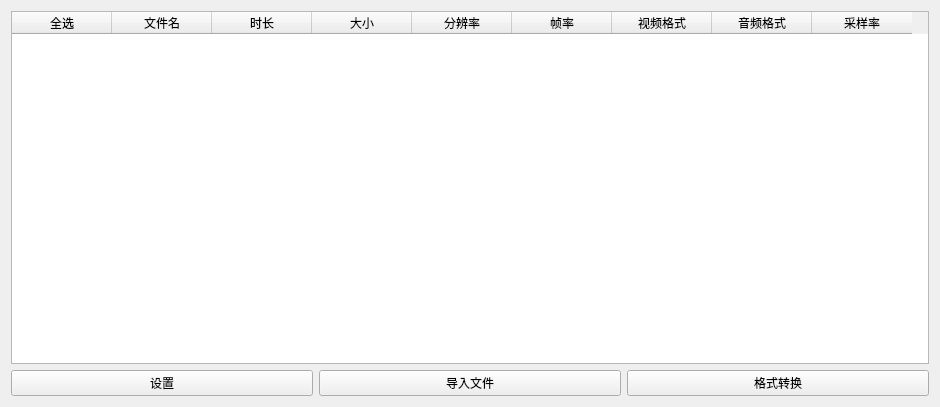
yifeianyi/BsimpleHires, file ui/workPage.ui: the form before one commit.
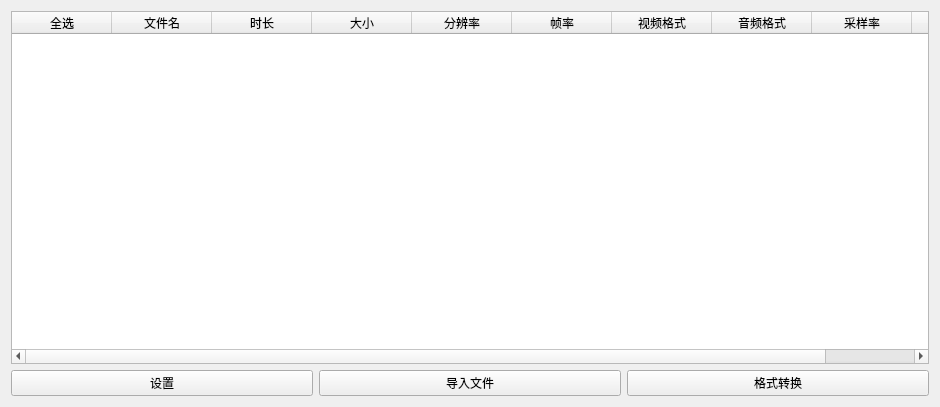
The form after the commit.

Commit message: 把码率修改为 音频码率

```diff
--- a/ui/workPage.ui
+++ b/ui/workPage.ui
@@ -66,6 +66,11 @@
        <string>采样率</string>
       </property>
      </column>
+     <column>
+      <property name="text">
+       <string>音频码率</string>
+      </property>
+     </column>
     </widget>
    </item>
    <item>
```
The commit also changes 2 other files.
